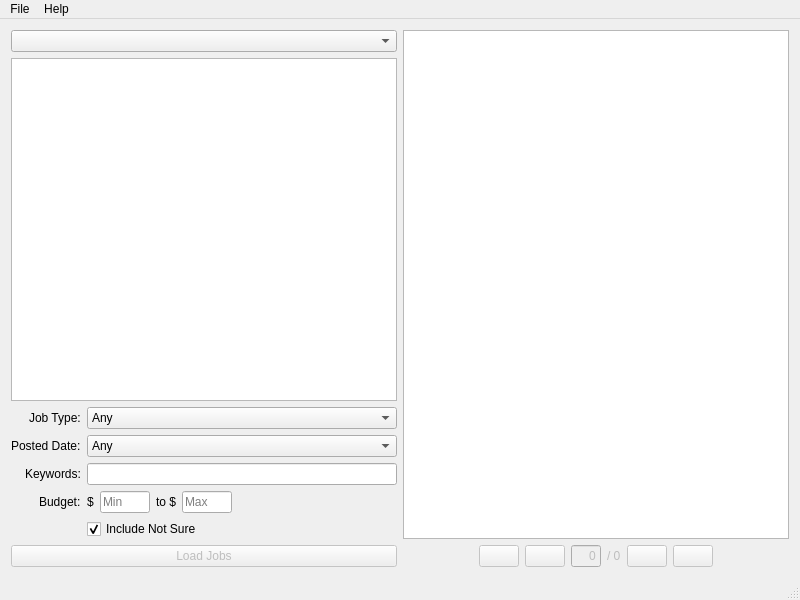
The window that sources/mainwindow.ui (ElanGroup/freelance-navigator) describes before a commit, drawn with Qt 5.
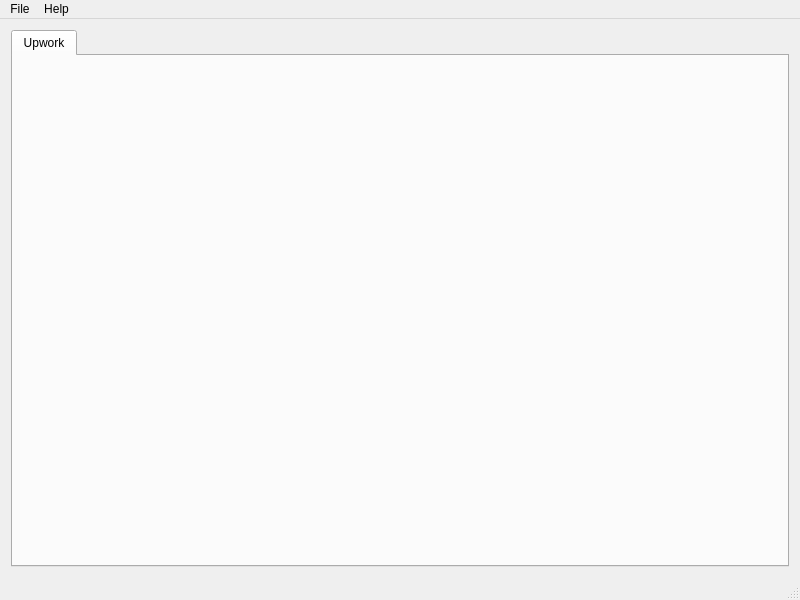
The same window after the commit. Icons and pictures are not drawn.

The edit to the form file:
```diff
--- a/sources/mainwindow.ui
+++ b/sources/mainwindow.ui
@@ -22,383 +22,16 @@
   <widget class="QWidget" name="centralWidget">
    <layout class="QHBoxLayout" name="horizontalLayout">
     <item>
-     <layout class="QVBoxLayout" name="verticalLayout">
-      <item>
-       <widget class="QComboBox" name="categoriesComboBox">
-        <property name="sizePolicy">
-         <sizepolicy hsizetype="Preferred" vsizetype="Fixed">
-          <horstretch>0</horstretch>
-          <verstretch>0</verstretch>
-         </sizepolicy>
-        </property>
-       </widget>
-      </item>
-      <item>
-       <widget class="QListWidget" name="subcategoriesListWidget">
-        <property name="sizePolicy">
-         <sizepolicy hsizetype="Expanding" vsizetype="Expanding">
-          <horstretch>0</horstretch>
-          <verstretch>0</verstretch>
-         </sizepolicy>
-        </property>
-       </widget>
-      </item>
-      <item>
-       <layout class="QFormLayout" name="formLayout">
-        <property name="labelAlignment">
-         <set>Qt::AlignRight|Qt::AlignTrailing|Qt::AlignVCenter</set>
-        </property>
-        <item row="0" column="0">
-         <widget class="QLabel" name="label">
-          <property name="sizePolicy">
-           <sizepolicy hsizetype="Preferred" vsizetype="Preferred">
-            <horstretch>0</horstretch>
-            <verstretch>0</verstretch>
-           </sizepolicy>
-          </property>
-          <property name="text">
-           <string>Job Type:</string>
-          </property>
-         </widget>
-        </item>
-        <item row="0" column="1">
-         <widget class="QComboBox" name="jobTypesComboBox">
-          <property name="sizePolicy">
-           <sizepolicy hsizetype="Expanding" vsizetype="Fixed">
-            <horstretch>0</horstretch>
-            <verstretch>0</verstretch>
-           </sizepolicy>
-          </property>
-          <item>
-           <property name="text">
-            <string>Any</string>
-           </property>
-          </item>
-          <item>
-           <property name="text">
-            <string>Fixed Price</string>
-           </property>
-          </item>
-          <item>
-           <property name="text">
-            <string>Hourly</string>
-           </property>
-          </item>
-         </widget>
-        </item>
-        <item row="1" column="0">
-         <widget class="QLabel" name="label_2">
-          <property name="text">
-           <string>Posted Date:</string>
-          </property>
-         </widget>
-        </item>
-        <item row="1" column="1">
-         <widget class="QComboBox" name="postedDateComboBox">
-          <item>
-           <property name="text">
-            <string>Any</string>
-           </property>
-          </item>
-          <item>
-           <property name="text">
-            <string>Within 24 hours</string>
-           </property>
-          </item>
-          <item>
-           <property name="text">
-            <string>Within 3 days</string>
-           </property>
-          </item>
-          <item>
-           <property name="text">
-            <string>Within 5 days</string>
-           </property>
-          </item>
-          <item>
-           <property name="text">
-            <string>Within a week</string>
-           </property>
-          </item>
-          <item>
-           <property name="text">
-            <string>Within 10 days</string>
-           </property>
-          </item>
-          <item>
-           <property name="text">
-            <string>Within 2 weeks</string>
-           </property>
-          </item>
-          <item>
-           <property name="text">
-            <string>Within a month</string>
-           </property>
-          </item>
-         </widget>
-        </item>
-        <item row="3" column="0">
-         <widget class="QLabel" name="budgetLabel">
-          <property name="text">
-           <string>Budget:</string>
-          </property>
-         </widget>
-        </item>
-        <item row="3" column="1">
-         <layout class="QHBoxLayout" name="bhorizontalLayout_2">
-          <item>
-           <widget class="QLabel" name="minLabel">
-            <property name="text">
-             <string>$</string>
-            </property>
-           </widget>
-          </item>
-          <item>
-           <widget class="QLineEdit" name="minLineEdit">
-            <property name="maximumSize">
-             <size>
-              <width>50</width>
-              <height>16777215</height>
-             </size>
-            </property>
-            <property name="text">
-             <string/>
-            </property>
-            <property name="placeholderText">
-             <string>Min</string>
-            </property>
-           </widget>
-          </item>
-          <item>
-           <widget class="QLabel" name="maxLabel">
-            <property name="text">
-             <string>to $</string>
-            </property>
-           </widget>
-          </item>
-          <item>
-           <widget class="QLineEdit" name="maxLineEdit">
-            <property name="maximumSize">
-             <size>
-              <width>50</width>
-              <height>16777215</height>
-             </size>
-            </property>
-            <property name="placeholderText">
-             <string>Max</string>
-            </property>
-           </widget>
-          </item>
-          <item>
-           <spacer name="horizontalSpacer_3">
-            <property name="orientation">
-             <enum>Qt::Horizontal</enum>
-            </property>
-            <property name="sizeHint" stdset="0">
-             <size>
-              <width>40</width>
-              <height>20</height>
-             </size>
-            </property>
-           </spacer>
-          </item>
-         </layout>
-        </item>
-        <item row="4" column="1">
-         <widget class="QCheckBox" name="notSuteCheckBox">
-          <property name="text">
-           <string>Include Not Sure</string>
-          </property>
-          <property name="checked">
-           <bool>true</bool>
-          </property>
-         </widget>
-        </item>
-        <item row="2" column="0">
-         <widget class="QLabel" name="label_3">
-          <property name="text">
-           <string>Keywords:</string>
-          </property>
-         </widget>
-        </item>
-        <item row="2" column="1">
-         <widget class="QLineEdit" name="keywordsLineEdit"/>
-        </item>
-       </layout>
-      </item>
-      <item>
-       <widget class="QPushButton" name="loadJobsButton">
-        <property name="enabled">
-         <bool>false</bool>
-        </property>
-        <property name="text">
-         <string>Load Jobs</string>
-        </property>
-       </widget>
-      </item>
-     </layout>
-    </item>
-    <item>
-     <layout class="QVBoxLayout" name="verticalLayout_2">
-      <item>
-       <widget class="QListView" name="jobsListView">
-        <property name="mouseTracking">
-         <bool>true</bool>
-        </property>
-       </widget>
-      </item>
-      <item>
-       <layout class="QHBoxLayout" name="horizontalLayout_3">
-        <item>
-         <spacer name="horizontalSpacer_2">
-          <property name="orientation">
-           <enum>Qt::Horizontal</enum>
-          </property>
-          <property name="sizeHint" stdset="0">
-           <size>
-            <width>40</width>
-            <height>20</height>
-           </size>
-          </property>
-         </spacer>
-        </item>
-        <item>
-         <widget class="QPushButton" name="firstPageButton">
-          <property name="enabled">
-           <bool>false</bool>
-          </property>
-          <property name="toolTip">
-           <string>First page</string>
-          </property>
-          <property name="text">
-           <string/>
-          </property>
-          <property name="icon">
-           <iconset resource="freelancenavigator.qrc">
-            <normaloff>:/Resources/go-first.png</normaloff>:/Resources/go-first.png</iconset>
-          </property>
-          <property name="iconSize">
-           <size>
-            <width>20</width>
-            <height>20</height>
-           </size>
-          </property>
-         </widget>
-        </item>
-        <item>
-         <widget class="QPushButton" name="previousPageButton">
-          <property name="enabled">
-           <bool>false</bool>
-          </property>
-          <property name="toolTip">
-           <string>Previous page</string>
-          </property>
-          <property name="text">
-           <string/>
-          </property>
-          <property name="icon">
-           <iconset resource="freelancenavigator.qrc">
-            <normaloff>:/Resources/go-previous.png</normaloff>:/Resources/go-previous.png</iconset>
-          </property>
-         </widget>
-        </item>
-        <item>
-         <widget class="QLineEdit" name="pageLineEdit">
-          <property name="enabled">
-           <bool>false</bool>
-          </property>
-          <property name="sizePolicy">
-           <sizepolicy hsizetype="Fixed" vsizetype="Fixed">
-            <horstretch>0</horstretch>
-            <verstretch>0</verstretch>
-           </sizepolicy>
-          </property>
-          <property name="minimumSize">
-           <size>
-            <width>0</width>
-            <height>0</height>
-           </size>
-          </property>
-          <property name="maximumSize">
-           <size>
-            <width>30</width>
-            <height>16777215</height>
-           </size>
-          </property>
-          <property name="toolTip">
-           <string>Current page</string>
-          </property>
-          <property name="text">
-           <string>0</string>
-          </property>
-          <property name="alignment">
-           <set>Qt::AlignRight|Qt::AlignTrailing|Qt::AlignVCenter</set>
-          </property>
-         </widget>
-        </item>
-        <item>
-         <widget class="QLabel" name="pageTotalLabel">
-          <property name="enabled">
-           <bool>false</bool>
-          </property>
-          <property name="toolTip">
-           <string>Total pages</string>
-          </property>
-          <property name="text">
-           <string>/ 0</string>
-          </property>
-         </widget>
-        </item>
-        <item>
-         <widget class="QPushButton" name="nextPageButton">
-          <property name="enabled">
-           <bool>false</bool>
-          </property>
-          <property name="toolTip">
-           <string>Next page</string>
-          </property>
-          <property name="text">
-           <string/>
-          </property>
-          <property name="icon">
-           <iconset resource="freelancenavigator.qrc">
-            <normaloff>:/Resources/go-next.png</normaloff>:/Resources/go-next.png</iconset>
-          </property>
-         </widget>
-        </item>
-        <item>
-         <widget class="QPushButton" name="lastPageButton">
-          <property name="enabled">
-           <bool>false</bool>
-          </property>
-          <property name="toolTip">
-           <string>Last page</string>
-          </property>
-          <property name="text">
-           <string/>
-          </property>
-          <property name="icon">
-           <iconset resource="freelancenavigator.qrc">
-            <normaloff>:/Resources/go-last.png</normaloff>:/Resources/go-last.png</iconset>
-          </property>
-         </widget>
-        </item>
-        <item>
-         <spacer name="horizontalSpacer">
-          <property name="orientation">
-           <enum>Qt::Horizontal</enum>
-          </property>
-          <property name="sizeHint" stdset="0">
-           <size>
-            <width>40</width>
-            <height>20</height>
-           </size>
-          </property>
-         </spacer>
-        </item>
-       </layout>
-      </item>
-     </layout>
+     <widget class="QTabWidget" name="tabWidget">
+      <property name="currentIndex">
+       <number>0</number>
+      </property>
+      <widget class="QWidget" name="upworkTab">
+       <attribute name="title">
+        <string>Upwork</string>
+       </attribute>
+      </widget>
+     </widget>
     </item>
    </layout>
   </widget>
```
Left out of the diff: 10 changed lines with no effect on the pictures.
